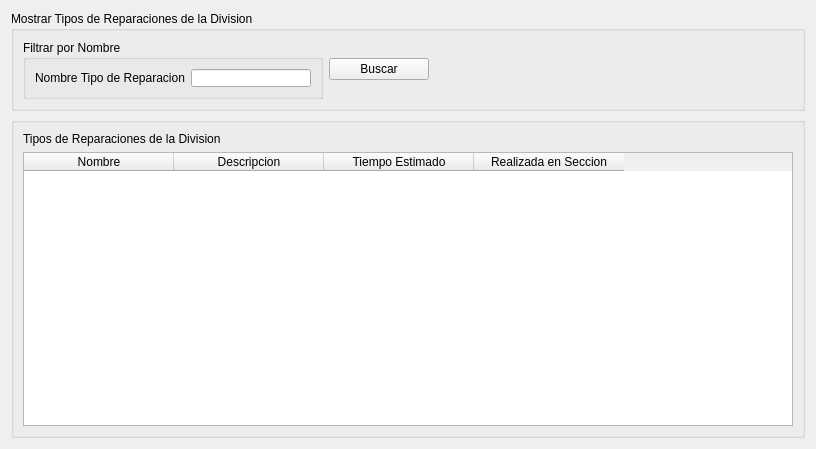
First picture: the form in src/ui/WidgetMostrarTiposDeReparaciones.ui, repository guilleurrutia10/division-transporte, before the edit.
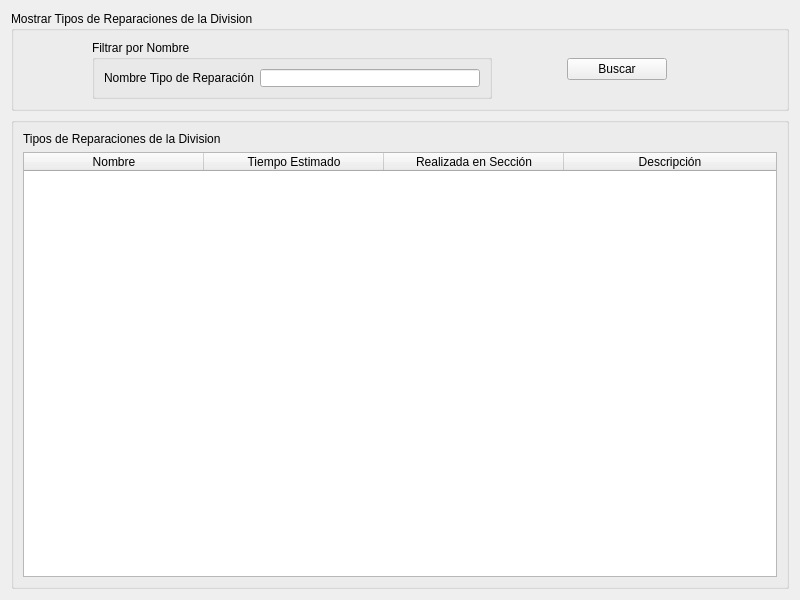
Second picture: the form after the edit.

Commit message: Se corrigio el listado de vehiculos reparados. Ahora se listan las reparaciones a todos aquellos vehiculos que tengan al menos una Orden de Reparacion Finalizada

Patch:
```diff
--- a/src/ui/WidgetMostrarTiposDeReparaciones.ui
+++ b/src/ui/WidgetMostrarTiposDeReparaciones.ui
@@ -6,10 +6,16 @@
    <rect>
     <x>0</x>
     <y>0</y>
-    <width>816</width>
-    <height>449</height>
+    <width>800</width>
+    <height>600</height>
    </rect>
   </property>
+  <property name="minimumSize">
+   <size>
+    <width>800</width>
+    <height>600</height>
+   </size>
+  </property>
   <property name="windowTitle">
    <string>Mostrar Tipos de Reparacion</string>
   </property>
@@ -36,7 +42,7 @@
        <widget class="QGroupBox" name="groupBox_4">
         <property name="minimumSize">
          <size>
-          <width>300</width>
+          <width>400</width>
           <height>0</height>
          </size>
         </property>
@@ -56,12 +62,19 @@
          <item row="0" column="0">
           <widget class="QLabel" name="label">
            <property name="text">
-            <string>Nombre Tipo de Reparacion</string>
+            <string>Nombre Tipo de Reparación</string>
            </property>
           </widget>
          </item>
          <item row="0" column="1">
-          <widget class="QLineEdit" name="lineEditNombreTipoReparacion"/>
+          <widget class="QLineEdit" name="lineEditNombreTipoReparacion">
+           <property name="minimumSize">
+            <size>
+             <width>0</width>
+             <height>0</height>
+            </size>
+           </property>
+          </widget>
          </item>
         </layout>
        </widget>
@@ -90,6 +103,9 @@
         <property name="orientation">
          <enum>Qt::Horizontal</enum>
         </property>
+        <property name="sizeType">
+         <enum>QSizePolicy::Minimum</enum>
+        </property>
         <property name="sizeHint" stdset="0">
          <size>
           <width>40</width>
@@ -124,23 +140,21 @@
         </property>
         <property name="maximumSize">
          <size>
-          <width>816</width>
+          <width>16777215</width>
           <height>16777215</height>
          </size>
         </property>
         <attribute name="horizontalHeaderDefaultSectionSize">
-         <number>150</number>
+         <number>180</number>
+        </attribute>
+        <attribute name="horizontalHeaderStretchLastSection">
+         <bool>true</bool>
         </attribute>
         <column>
          <property name="text">
           <string>Nombre</string>
          </property>
         </column>
-        <column>
-         <property name="text">
-          <string>Descripcion</string>
-         </property>
-        </column>
         <column>
          <property name="text">
           <string>Tiempo Estimado</string>
@@ -148,7 +162,12 @@
         </column>
         <column>
          <property name="text">
-          <string>Realizada en Seccion</string>
+          <string>Realizada en Sección</string>
+         </property>
+        </column>
+        <column>
+         <property name="text">
+          <string>Descripción</string>
          </property>
         </column>
        </widget>
```
The commit also changes 4 other files.
